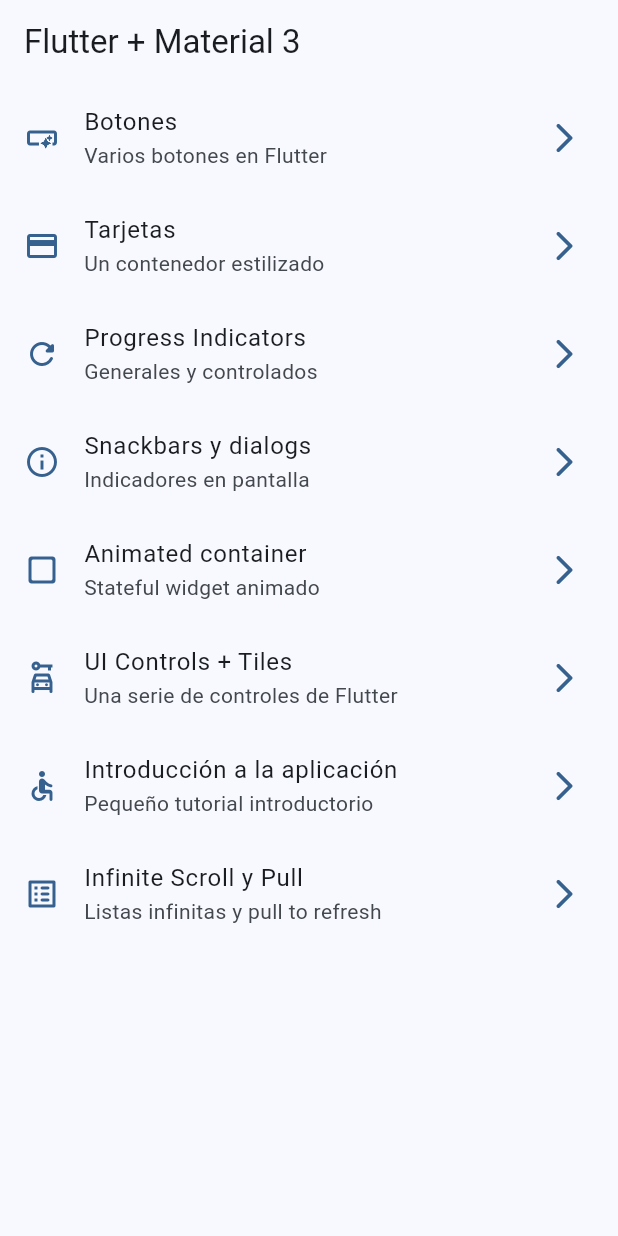
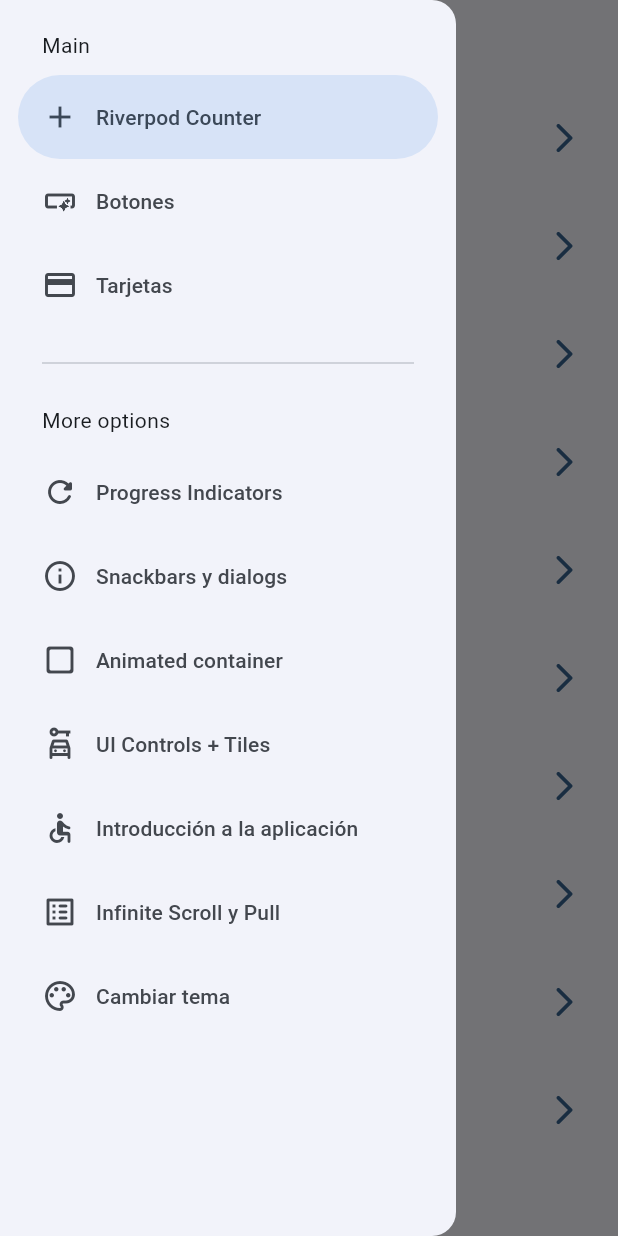
Before and after one commit to jhhumanes/widgets_app, a Flutter app: the screen it shows after launch, with the side drawer open (before the commit the screen has no drawer), on a phone screen of 412 x 824 dp. Run offline on Flutter 3.47's test engine with Material 2 defaults, Android fonts, the phone set to English and light mode, and no system bars; our stand-ins replace animate_do, flutter_riverpod, go_router.

Commit message:
Riverpod.

```diff
--- a/lib/config/menu/menu_items.dart
+++ b/lib/config/menu/menu_items.dart
@@ -15,6 +15,11 @@ class MenuItem {
 }
 
 const appMenuItems = <MenuItem>[
+  MenuItem(
+    title: 'Riverpod Counter',
+    subtitle: 'Introducción a Riverpod',
+    link: '/counter-riverpod',
+    icon: Icons.add),
   MenuItem(
     title: 'Botones',
     subtitle: 'Varios botones en Flutter',
@@ -55,4 +60,9 @@ const appMenuItems = <MenuItem>[
     subtitle: 'Listas infinitas y pull to refresh',
     link: '/infinite',
     icon: Icons.list_alt_rounded),
+  MenuItem(
+    title: 'Cambiar tema',
+    subtitle: 'Cambiar tema de la aplicación',
+    link: '/theme-changer',
+    icon: Icons.color_lens_outlined),
 ];
--- a/lib/config/router/app_router.dart
+++ b/lib/config/router/app_router.dart
@@ -49,5 +49,15 @@ final appRouter = GoRouter(
       path: '/infinite',
       builder: (context, state) => const InfiniteScrollScreen(),
     ),
+    GoRoute(
+      name: CounterScreen.name,
+      path: '/counter-riverpod',
+      builder: (context, state) => const CounterScreen(),
+    ),
+    GoRoute(
+      name: ThemeChangerScreen.name,
+      path: '/theme-changer',
+      builder: (context, state) => const ThemeChangerScreen(),
+    ),
   ]
 );
--- a/lib/config/themes/app_theme.dart
+++ b/lib/config/themes/app_theme.dart
@@ -14,17 +14,18 @@ const colorList = <Color>[
 
 class AppTheme {
   final int selectedColor;
+  final bool isDarkMode;
 
-  AppTheme({this.selectedColor = 0})
+  AppTheme({this.selectedColor = 0, this.isDarkMode = false})
       : assert(selectedColor >= 0, 'El color seleccionado debe ser > 0'),
         assert(selectedColor < colorList.length,
             'El color seleccionado debe ser < ${colorList.length - 1}');
 
   ThemeData getTheme() => ThemeData(
-    useMaterial3: true,
-    colorSchemeSeed: colorList[selectedColor],
-    appBarTheme: const AppBarTheme(
-      centerTitle: false,
-    )
-  );
+      useMaterial3: true,
+      brightness: isDarkMode ? Brightness.dark : Brightness.light,
+      colorSchemeSeed: colorList[selectedColor],
+      appBarTheme: const AppBarTheme(
+        centerTitle: false,
+      ));
 }
--- a/lib/main.dart
+++ b/lib/main.dart
@@ -1,20 +1,25 @@
 import 'package:flutter/material.dart';
+import 'package:flutter_riverpod/flutter_riverpod.dart';
 import 'package:widgets_app/config/router/app_router.dart';
 import 'package:widgets_app/config/themes/app_theme.dart';
+import 'package:widgets_app/ui/providers/theme_provider.dart';
 
 void main() {
-  runApp(const MainApp());
+  runApp(const ProviderScope(child: MainApp()));
 }
 
-class MainApp extends StatelessWidget {
+class MainApp extends ConsumerWidget {
   const MainApp({super.key});
 
   @override
-  Widget build(BuildContext context) {
+  Widget build(BuildContext context, WidgetRef ref) {
+    final int selectedColor = ref.watch(selectedColorProvider);
+    final bool isDarkMode = ref.watch(isDarkModeProvider);
+
     return MaterialApp.router(
       routerConfig: appRouter,
       debugShowCheckedModeBanner: false,
-      theme: AppTheme(selectedColor: 0).getTheme(),
+      theme: AppTheme(selectedColor: selectedColor, isDarkMode: isDarkMode).getTheme(),
       title: 'Flutter Widgets',
     );
   }
--- /dev/null
+++ b/lib/ui/providers/counter_provider.dart
@@ -0,0 +1,3 @@
+import 'package:flutter_riverpod/flutter_riverpod.dart';
+
+final counterProvider = StateProvider<int>((ref) => 5);
--- /dev/null
+++ b/lib/ui/providers/theme_provider.dart
@@ -0,0 +1,8 @@
+import 'package:flutter_riverpod/flutter_riverpod.dart';
+import 'package:widgets_app/config/themes/app_theme.dart';
+
+final isDarkModeProvider = StateProvider<bool>((ref) => false);
+
+final colorListProvider = Provider((ref) => colorList);
+
+final selectedColorProvider = StateProvider((ref) => 0);
--- a/lib/ui/screens/home/home_screen.dart
+++ b/lib/ui/screens/home/home_screen.dart
@@ -1,6 +1,7 @@
 import 'package:flutter/material.dart';
 import 'package:go_router/go_router.dart';
 import 'package:widgets_app/config/menu/menu_items.dart';
+import 'package:widgets_app/ui/widgets/side_menu.dart';
 
 class HomeScreen extends StatelessWidget {
   static const name = 'home_screen';
@@ -9,11 +10,15 @@ class HomeScreen extends StatelessWidget {
 
   @override
   Widget build(BuildContext context) {
+    final scaffoldKey = GlobalKey<ScaffoldState>();
+
     return Scaffold(
+      key: scaffoldKey,
       appBar: AppBar(
         title: const Text('Flutter + Material 3'),
       ),
       body: const _HomeView(),
+      drawer: SideMenu(scaffoldKey: scaffoldKey,),
     );
   }
 }
--- a/lib/ui/screens/infinite_scroll/infinite_scroll_screen.dart
+++ b/lib/ui/screens/infinite_scroll/infinite_scroll_screen.dart
@@ -56,7 +56,6 @@ class _InfiniteScrollScreenState extends State<InfiniteScrollScreen> {
   }
 
   Future<void> onRefresh() async {
-    print("REFRESCANDO................");
     isLoading = true;
     setState(() {});
 
--- a/lib/ui/screens/screens.dart
+++ b/lib/ui/screens/screens.dart
@@ -1,3 +1,4 @@
+export 'package:widgets_app/ui/screens/theme_changer/theme_changer_screen.dart';
 export 'package:widgets_app/ui/screens/animated/animated_screen.dart';
 export 'package:widgets_app/ui/screens/app_tutorial/app_tutorial_screen.dart';
 export 'package:widgets_app/ui/screens/infinite_scroll/infinite_scroll_screen.dart';
@@ -7,3 +8,4 @@ export 'package:widgets_app/ui/screens/ui_controls/ui_controls.dart';
 export 'package:widgets_app/ui/screens/buttons/buttons_screen.dart';
 export 'package:widgets_app/ui/screens/cards/cards_screen.dart';
 export 'package:widgets_app/ui/screens/home/home_screen.dart';
+export 'package:widgets_app/ui/screens/counter/counter_screen.dart';
--- /dev/null
+++ b/lib/ui/widgets/side_menu.dart
@@ -0,0 +1,57 @@
+import 'package:flutter/material.dart';
+import 'package:go_router/go_router.dart';
+import 'package:widgets_app/config/menu/menu_items.dart';
+
+class SideMenu extends StatefulWidget {
+  final GlobalKey<ScaffoldState> scaffoldKey;
+
+  const SideMenu({super.key, required this.scaffoldKey});
+
+  @override
+  State<SideMenu> createState() => _SideMenuState();
+}
+
+class _SideMenuState extends State<SideMenu> {
+  int navDrawerIndex = 0;
+
+  @override
+  Widget build(BuildContext context) {
+    final hasNotch = MediaQuery.of(context).viewPadding.top > 35;
+
+    return NavigationDrawer(
+      selectedIndex: navDrawerIndex,
+      onDestinationSelected: (value) {
+        setState(() {
+          navDrawerIndex = value;
+        });
+
+        final menuItem = appMenuItems[value];
+        context.push(menuItem.link);
+
+        widget.scaffoldKey.currentState?.closeDrawer();
+      },
+      children: [
+        Padding(
+          padding: EdgeInsets.fromLTRB(28, hasNotch ? 0 : 20, 16, 10),
+          child: const Text('Main'),
+        ),
+        ...appMenuItems.sublist(0, 3).map((item) => NavigationDrawerDestination(
+              icon: Icon(item.icon),
+              label: Text(item.title),
+            )),
+        const Padding(
+          padding: EdgeInsets.fromLTRB(28, 16, 28, 10),
+          child: Divider(),
+        ),
+        const Padding(
+          padding: EdgeInsets.fromLTRB(28, 10, 16, 10),
+          child: Text('More options'),
+        ),
+        ...appMenuItems.sublist(3).map((item) => NavigationDrawerDestination(
+              icon: Icon(item.icon),
+              label: Text(item.title),
+            )),
+      ],
+    );
+  }
+}
--- a/pubspec.yaml
+++ b/pubspec.yaml
@@ -10,6 +10,7 @@ dependencies:
   animate_do: ^3.0.2
   flutter:
     sdk: flutter
+  flutter_riverpod: ^2.3.4
   go_router: ^6.5.5
 
 dev_dependencies:
```
Also changed, not shown: lib/ui/screens/counter/counter_screen.dart (added, +44 -0 lines), lib/ui/screens/theme_changer/theme_changer_screen.dart (added, +62 -0 lines), pubspec.lock.
